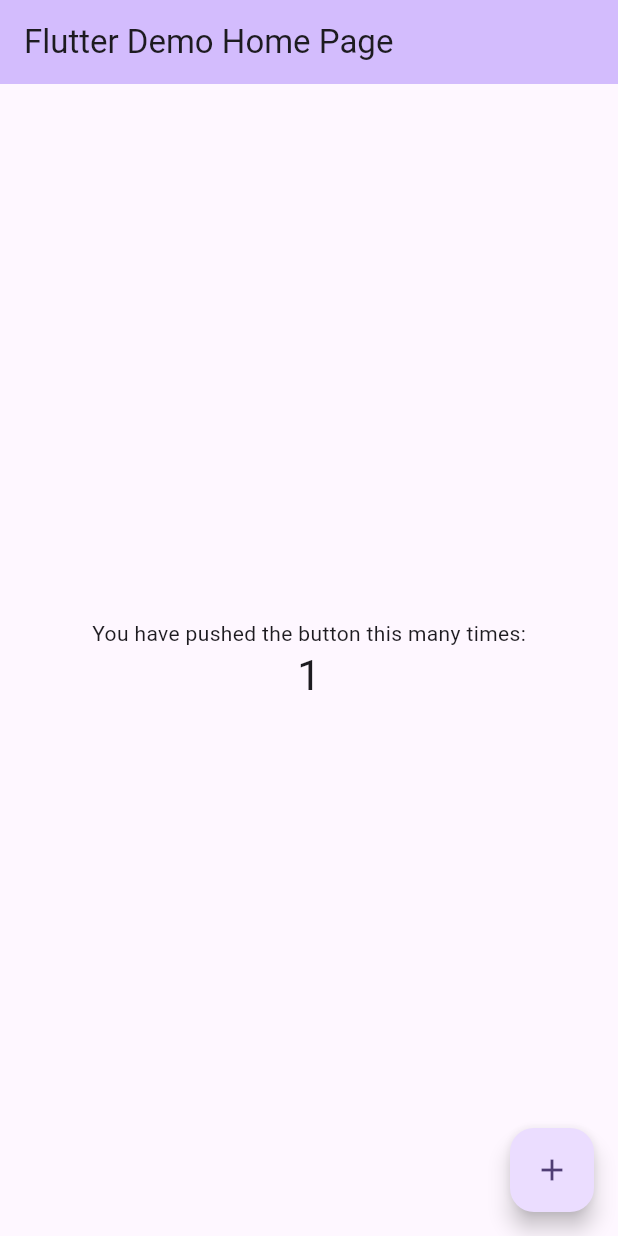
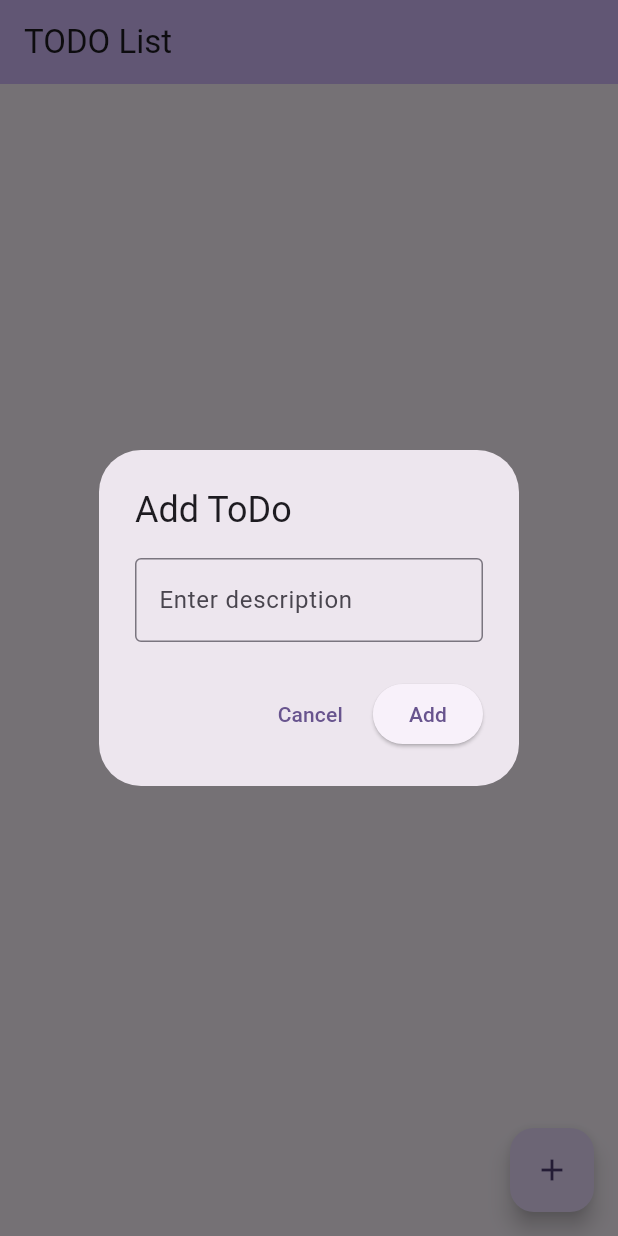
Before and after one commit to msusviela/todo_riverpod, a Flutter app: the screen it shows after launch, after a tap on the "add" icon, on a phone screen of 412 x 824 dp. Run offline on Flutter 3.47's test engine with Material 3 defaults, Android fonts, the phone set to English and light mode, and no system bars; our stand-ins replace flutter_riverpod, freezed_annotation, get_it.

Commit message:
feat: implement toDo list

```diff
--- /dev/null
+++ b/lib/core/locator.dart
@@ -0,0 +1,8 @@
+import 'package:get_it/get_it.dart';
+import 'package:todo_app/data/data.dart';
+
+final GetIt locator = GetIt.instance;
+
+void setupLocator() {
+  locator.registerLazySingleton<ToDoRepository>(() => ToDoRepository());
+}
--- /dev/null
+++ b/lib/data/data.dart
@@ -0,0 +1 @@
+export 'to_do_repository.dart';
--- /dev/null
+++ b/lib/data/to_do_repository.dart
@@ -0,0 +1,20 @@
+import 'package:todo_app/domain/domain.dart';
+
+class ToDoRepository {
+  final List<ToDo> toDos = [];
+
+  List<ToDo> getToDos() => toDos;
+
+  void addToDo(ToDo toDo) {
+    toDos.add(toDo);
+  }
+
+  void updateToDo(ToDo toDo) {
+    final toDoIndex = toDos.indexWhere((e) => e.id == toDo.id);
+    toDos[toDoIndex] = toDo;
+  }
+
+  void deleteToDo(int id) {
+    toDos.removeWhere((todo) => todo.id == id);
+  }
+}
--- /dev/null
+++ b/lib/domain/domain.dart
@@ -0,0 +1 @@
+export 'to_do.dart';
--- /dev/null
+++ b/lib/domain/to_do.dart
@@ -0,0 +1,12 @@
+import 'package:freezed_annotation/freezed_annotation.dart';
+
+part 'to_do.freezed.dart';
+
+@freezed
+class ToDo with _$ToDo {
+  const factory ToDo({
+    required int id,
+    required String title,
+    required bool completed,
+  }) = _ToDo;
+}
--- a/lib/main.dart
+++ b/lib/main.dart
@@ -1,125 +1,40 @@
 import 'package:flutter/material.dart';
+import 'package:flutter_riverpod/flutter_riverpod.dart';
+import 'package:todo_app/core/locator.dart';
+import 'package:todo_app/to_do/to_do.dart';
 
 void main() {
-  runApp(const MyApp());
+  setupLocator();
+  runApp(const ProviderScope(child: ToDoApp()));
 }
 
-class MyApp extends StatelessWidget {
-  const MyApp({super.key});
-
-  // This widget is the root of your application.
+class ToDoApp extends StatelessWidget {
+  const ToDoApp({super.key});
   @override
   Widget build(BuildContext context) {
     return MaterialApp(
-      title: 'Flutter Demo',
+      title: 'TODO App',
       theme: ThemeData(
-        // This is the theme of your application.
-        //
-        // TRY THIS: Try running your application with "flutter run". You'll see
-        // the application has a purple toolbar. Then, without quitting the app,
-        // try changing the seedColor in the colorScheme below to Colors.green
-        // and then invoke "hot reload" (save your changes or press the "hot
-        // reload" button in a Flutter-supported IDE, or press "r" if you used
-        // the command line to start the app).
-        //
-        // Notice that the counter didn't reset back to zero; the application
-        // state is not lost during the reload. To reset the state, use hot
-        // restart instead.
-        //
-        // This works for code too, not just values: Most code changes can be
-        // tested with just a hot reload.
         colorScheme: ColorScheme.fromSeed(seedColor: Colors.deepPurple),
         useMaterial3: true,
       ),
-      home: const MyHomePage(title: 'Flutter Demo Home Page'),
+      home: const HomePage(title: 'TODO List'),
     );
   }
 }
 
-class MyHomePage extends StatefulWidget {
-  const MyHomePage({super.key, required this.title});
-
-  // This widget is the home page of your application. It is stateful, meaning
-  // that it has a State object (defined below) that contains fields that affect
-  // how it looks.
-
-  // This class is the configuration for the state. It holds the values (in this
-  // case the title) provided by the parent (in this case the App widget) and
-  // used by the build method of the State. Fields in a Widget subclass are
-  // always marked "final".
-
+class HomePage extends StatelessWidget {
+  const HomePage({super.key, required this.title});
   final String title;
 
   @override
-  State<MyHomePage> createState() => _MyHomePageState();
-}
-
-class _MyHomePageState extends State<MyHomePage> {
-  int _counter = 0;
-
-  void _incrementCounter() {
-    setState(() {
-      // This call to setState tells the Flutter framework that something has
-      // changed in this State, which causes it to rerun the build method below
-      // so that the display can reflect the updated values. If we changed
-      // _counter without calling setState(), then the build method would not be
-      // called again, and so nothing would appear to happen.
-      _counter++;
-    });
-  }
-
-  @override
   Widget build(BuildContext context) {
-    // This method is rerun every time setState is called, for instance as done
-    // by the _incrementCounter method above.
-    //
-    // The Flutter framework has been optimized to make rerunning build methods
-    // fast, so that you can just rebuild anything that needs updating rather
-    // than having to individually change instances of widgets.
     return Scaffold(
       appBar: AppBar(
-        // TRY THIS: Try changing the color here to a specific color (to
-        // Colors.amber, perhaps?) and trigger a hot reload to see the AppBar
-        // change color while the other colors stay the same.
         backgroundColor: Theme.of(context).colorScheme.inversePrimary,
-        // Here we take the value from the MyHomePage object that was created by
-        // the App.build method, and use it to set our appbar title.
-        title: Text(widget.title),
+        title: Text(title),
       ),
-      body: Center(
-        // Center is a layout widget. It takes a single child and positions it
-        // in the middle of the parent.
-        child: Column(
-          // Column is also a layout widget. It takes a list of children and
-          // arranges them vertically. By default, it sizes itself to fit its
-          // children horizontally, and tries to be as tall as its parent.
-          //
-          // Column has various properties to control how it sizes itself and
-          // how it positions its children. Here we use mainAxisAlignment to
-          // center the children vertically; the main axis here is the vertical
-          // axis because Columns are vertical (the cross axis would be
-          // horizontal).
-          //
-          // TRY THIS: Invoke "debug painting" (choose the "Toggle Debug Paint"
-          // action in the IDE, or press "p" in the console), to see the
-          // wireframe for each widget.
-          mainAxisAlignment: MainAxisAlignment.center,
-          children: <Widget>[
-            const Text(
-              'You have pushed the button this many times:',
-            ),
-            Text(
-              '$_counter',
-              style: Theme.of(context).textTheme.headlineMedium,
-            ),
-          ],
-        ),
-      ),
-      floatingActionButton: FloatingActionButton(
-        onPressed: _incrementCounter,
-        tooltip: 'Increment',
-        child: const Icon(Icons.add),
-      ), // This trailing comma makes auto-formatting nicer for build methods.
+      body: const ToDoView(),
     );
   }
 }
--- /dev/null
+++ b/lib/to_do/to_do.dart
@@ -0,0 +1,2 @@
+export 'to_do_controller.dart';
+export 'to_do_view.dart';
--- /dev/null
+++ b/lib/to_do/to_do_controller.dart
@@ -0,0 +1,40 @@
+import 'package:flutter_riverpod/flutter_riverpod.dart';
+import 'package:todo_app/core/locator.dart';
+import 'package:todo_app/data/data.dart';
+import 'package:todo_app/domain/domain.dart';
+
+final todoControllerProvider =
+    StateNotifierProvider<ToDoController, List<ToDo>>(
+  (ref) => ToDoController(locator<ToDoRepository>()),
+);
+
+class ToDoController extends StateNotifier<List<ToDo>> {
+  final ToDoRepository toDoRepository;
+  int currentId = 0;
+
+  ToDoController(this.toDoRepository) : super(toDoRepository.getToDos());
+
+  void addToDo({required String title}) {
+    final todo = ToDo(
+      id: ++currentId,
+      title: title,
+      completed: false,
+    );
+    toDoRepository.addToDo(todo);
+    state = [...state, todo];
+  }
+
+  void updateToDo({required ToDo toDo}) {
+    final updatedToDo = toDo.copyWith(completed: !toDo.completed);
+    toDoRepository.updateToDo(updatedToDo);
+    state = [
+      for (final item in state)
+        if (item.id == updatedToDo.id) updatedToDo else item
+    ];
+  }
+
+  void deleteToDo({required int id}) {
+    toDoRepository.deleteToDo(id);
+    state = state.where((todo) => todo.id != id).toList();
+  }
+}
--- /dev/null
+++ b/lib/to_do/to_do_view.dart
@@ -0,0 +1,143 @@
+import 'package:flutter/material.dart';
+import 'package:flutter_riverpod/flutter_riverpod.dart';
+import 'package:todo_app/domain/to_do.dart';
+import 'package:todo_app/to_do/to_do.dart';
+
+class ToDoView extends ConsumerWidget {
+  const ToDoView({super.key});
+
+  @override
+  Widget build(BuildContext context, WidgetRef ref) {
+    final todos = ref.watch(todoControllerProvider);
+    final controller = ref.read(todoControllerProvider.notifier);
+
+    return Scaffold(
+      body: ListView.builder(
+        itemCount: todos.length,
+        itemBuilder: (context, index) {
+          final todo = todos[index];
+          return ListTile(
+            title: Text(todo.title),
+            trailing: _ToDoOptions(todo: todo, controller: controller),
+          );
+        },
+      ),
+      floatingActionButton: FloatingActionButton(
+        onPressed: () => _showAddToDoDialog(context, controller),
+        child: const Icon(Icons.add),
+      ),
+    );
+  }
+
+  void _showAddToDoDialog(BuildContext context, ToDoController controller) {
+    final TextEditingController titleController = TextEditingController();
+
+    showDialog(
+      context: context,
+      builder: (BuildContext context) {
+        return _AddToDoDialog(
+          titleController: titleController,
+          onAddToDo: (title) {
+            if (title.isNotEmpty) {
+              controller.addToDo(title: title);
+              Navigator.pop(context);
+            }
+          },
+        );
+      },
+    );
+  }
+}
+
+class _AddToDoDialog extends StatelessWidget {
+  const _AddToDoDialog({
+    required this.titleController,
+    required this.onAddToDo,
+  });
+
+  final TextEditingController titleController;
+  final Function(String) onAddToDo;
+
+  @override
+  Widget build(BuildContext context) {
+    return AlertDialog(
+      title: const Text('Add ToDo'),
+      content: TextField(
+        controller: titleController,
+        decoration: const InputDecoration(
+          hintText: 'Enter description',
+          border: OutlineInputBorder(),
+        ),
+      ),
+      actions: [
+        TextButton(
+          onPressed: () => Navigator.pop(context),
+          child: const Text('Cancel'),
+        ),
+        ElevatedButton(
+          onPressed: () => onAddToDo(titleController.text.trim()),
+          child: const Text('Add'),
+        ),
+      ],
+    );
+  }
+}
+
+class _ToDoOptions extends StatelessWidget {
+  const _ToDoOptions({
+    required this.todo,
+    required this.controller,
+  });
+
+  final ToDo todo;
+  final ToDoController controller;
+
+  @override
+  Widget build(BuildContext context) {
+    return Row(
+      crossAxisAlignment: CrossAxisAlignment.end,
+      mainAxisSize: MainAxisSize.min,
+      children: [
+        _ToDoCheckbox(todo: todo, controller: controller),
+        const SizedBox(width: 4),
+        _ToDoDeleteButton(todo: todo, controller: controller),
+      ],
+    );
+  }
+}
+
+class _ToDoCheckbox extends StatelessWidget {
+  const _ToDoCheckbox({
+    required this.todo,
+    required this.controller,
+  });
+
+  final ToDo todo;
+  final ToDoController controller;
+
+  @override
+  Widget build(BuildContext context) {
+    return Checkbox(
+      value: todo.completed,
+      onChanged: (_) => controller.updateToDo(toDo: todo),
+    );
+  }
+}
+
+class _ToDoDeleteButton extends StatelessWidget {
+  const _ToDoDeleteButton({
+    required this.todo,
+    required this.controller,
+  });
+
+  final ToDo todo;
+  final ToDoController controller;
+
+  @override
+  Widget build(BuildContext context) {
+    return IconButton(
+      icon: const Icon(Icons.delete, color: Color.fromARGB(255, 183, 25, 14)),
+      onPressed: () => controller.deleteToDo(id: todo.id),
+    );
+  }
+}
--- a/pubspec.yaml
+++ b/pubspec.yaml
@@ -11,6 +11,10 @@ dependencies:
   flutter:
     sdk: flutter
   flutter_riverpod: ^2.6.1
+  freezed: ^2.5.7
+  freezed_annotation: ^2.4.4
+  get_it: ^8.0.3
+  json_annotation: ^4.9.0
   riverpod_annotation: ^2.6.1
 
 dev_dependencies:
@@ -21,6 +25,7 @@ dev_dependencies:
   build_runner: ^2.4.13
   custom_lint: ^0.7.0
   riverpod_lint: ^2.6.3
+  json_serializable: ^6.9.0
 
 flutter:
   uses-material-design: true
```
Also changed, not shown: lib/domain/to_do.freezed.dart (added), pubspec.lock, 1 other file.
